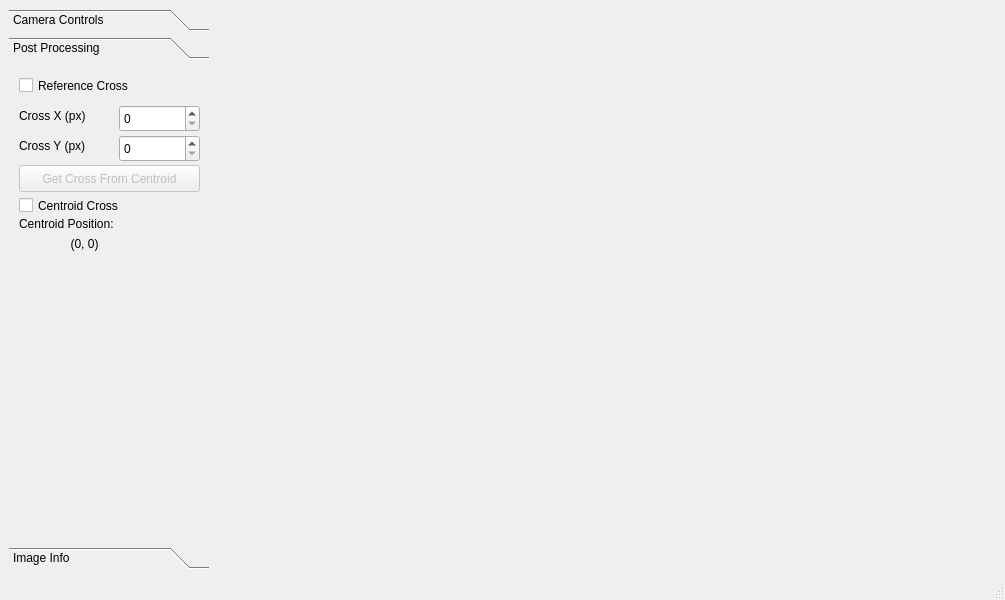
The window that windows/camera.ui (CU-PWFA/photoDAQ) describes before a commit, drawn with Qt 5.
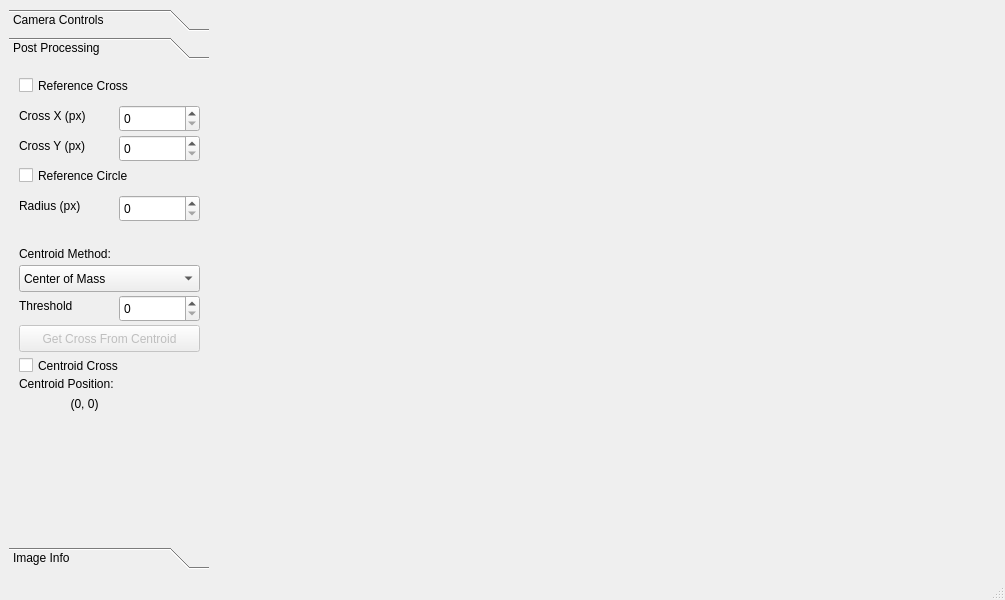
The same window after the commit. The open tabs and pages were chosen to show the change.

Patch:
```diff
--- a/windows/camera.ui
+++ b/windows/camera.ui
@@ -487,7 +487,7 @@
         <property name="geometry">
          <rect>
           <x>10</x>
-          <y>100</y>
+          <y>260</y>
           <width>181</width>
           <height>27</height>
          </rect>
@@ -500,7 +500,7 @@
         <property name="geometry">
          <rect>
           <x>10</x>
-          <y>130</y>
+          <y>290</y>
           <width>181</width>
           <height>21</height>
          </rect>
@@ -513,7 +513,7 @@
         <property name="geometry">
          <rect>
           <x>10</x>
-          <y>150</y>
+          <y>310</y>
           <width>131</width>
           <height>17</height>
          </rect>
@@ -526,7 +526,7 @@
         <property name="geometry">
          <rect>
           <x>10</x>
-          <y>170</y>
+          <y>330</y>
           <width>131</width>
           <height>17</height>
          </rect>
@@ -538,6 +538,104 @@
          <set>Qt::AlignCenter</set>
         </property>
        </widget>
+       <widget class="QCheckBox" name="referenceCircleCheck">
+        <property name="geometry">
+         <rect>
+          <x>10</x>
+          <y>100</y>
+          <width>181</width>
+          <height>21</height>
+         </rect>
+        </property>
+        <property name="text">
+         <string>Reference Circle</string>
+        </property>
+       </widget>
+       <widget class="QLabel" name="circleLabel">
+        <property name="geometry">
+         <rect>
+          <x>10</x>
+          <y>130</y>
+          <width>81</width>
+          <height>21</height>
+         </rect>
+        </property>
+        <property name="text">
+         <string>Radius (px)</string>
+        </property>
+       </widget>
+       <widget class="QSpinBox" name="circleField">
+        <property name="geometry">
+         <rect>
+          <x>110</x>
+          <y>130</y>
+          <width>81</width>
+          <height>27</height>
+         </rect>
+        </property>
+        <property name="maximum">
+         <number>4000</number>
+        </property>
+       </widget>
+       <widget class="QComboBox" name="methodField">
+        <property name="geometry">
+         <rect>
+          <x>10</x>
+          <y>200</y>
+          <width>181</width>
+          <height>27</height>
+         </rect>
+        </property>
+        <item>
+         <property name="text">
+          <string>Center of Mass</string>
+         </property>
+        </item>
+        <item>
+         <property name="text">
+          <string>Threshold CoM</string>
+         </property>
+        </item>
+       </widget>
+       <widget class="QLabel" name="methodLabel">
+        <property name="geometry">
+         <rect>
+          <x>10</x>
+          <y>180</y>
+          <width>131</width>
+          <height>17</height>
+         </rect>
+        </property>
+        <property name="text">
+         <string>Centroid Method:</string>
+        </property>
+       </widget>
+       <widget class="QLabel" name="thresholdLabel">
+        <property name="geometry">
+         <rect>
+          <x>10</x>
+          <y>230</y>
+          <width>81</width>
+          <height>21</height>
+         </rect>
+        </property>
+        <property name="text">
+         <string>Threshold</string>
+        </property>
+       </widget>
+       <widget class="QSpinBox" name="thresholdField">
+        <property name="geometry">
+         <rect>
+          <x>110</x>
+          <y>230</y>
+          <width>81</width>
+          <height>27</height>
+         </rect>
+        </property>
+        <property name="maximum">
+         <number>256</number>
+        </property>
+       </widget>
       </widget>
       <widget class="QWidget" name="page">
        <property name="geometry">
```
